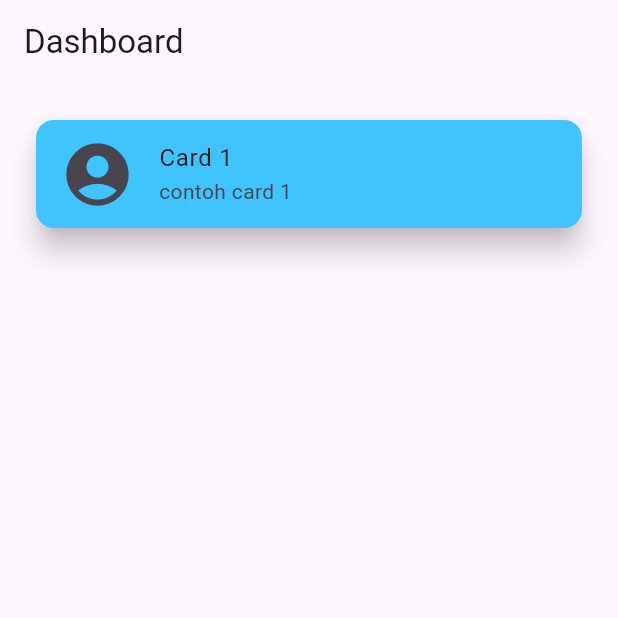
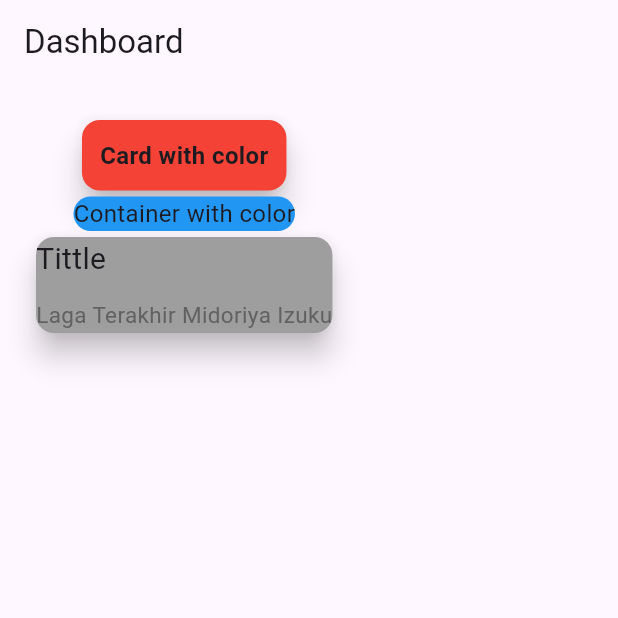
Before and after one commit to GUYwithPTSD/tugas_week8_1123150135, a Flutter app: the screen it shows after launch, on a phone screen of 412 x 824 dp, the top half of it. Run offline on Flutter 3.47's test engine with Material 3 defaults, Android fonts, the phone set to English and light mode, and no system bars.

Commit message:
ketinggalan ngoding

```diff
--- a/lib/pages/test.dart
+++ b/lib/pages/test.dart
@@ -13,12 +13,49 @@ class TestPages extends StatelessWidget {
           child: Column(
             children: [
               Card(
-                color: Colors.lightBlueAccent,
                 elevation: 8,
-                child: ListTile(
-                  leading: Icon(Icons.account_circle, size: 50),
-                  title: Text("Card 1"),
-                  subtitle: Text("contoh card 1"),
+                color: Colors.red,
+                child: Padding(
+                  padding: EdgeInsets.all(12.0),
+                  child: Text(
+                    "Card with color",
+                    style: TextStyle(
+                      fontSize: 16.0,
+                      fontWeight: FontWeight.bold,
+                    ),
+                  ),
+                ),
+              ),
+
+              Container(
+                decoration: BoxDecoration(
+                  borderRadius: BorderRadius.circular(12.0),
+                  color: Colors.blue,
+                ),
+                child: Text(
+                  "Container with color",
+                  style: TextStyle(fontSize: 16.0),
+                ),
+              ),
+
+              Card(
+                elevation: 8,
+                color: Colors.grey,
+                child: Column(
+                  crossAxisAlignment: CrossAxisAlignment.start,
+                  children: [
+                    Text("Tittle", style: TextStyle(fontSize: 20)),
+                    SizedBox(height: 12),
+                    Text(
+                      "Laga Terakhir Midoriya Izuku",
+                      style: TextStyle(
+                        fontSize: 15,
+                        color: Colors.grey[700],
+                        height: 1.5,
+                      ),
+                      textAlign: TextAlign.justify,
+                    ),
+                  ],
                 ),
               ),
             ],
```
